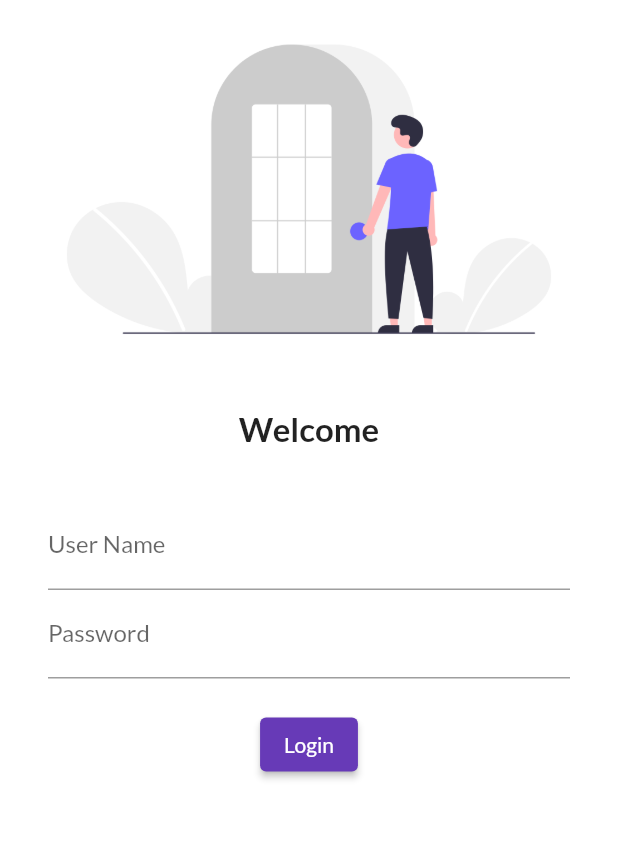
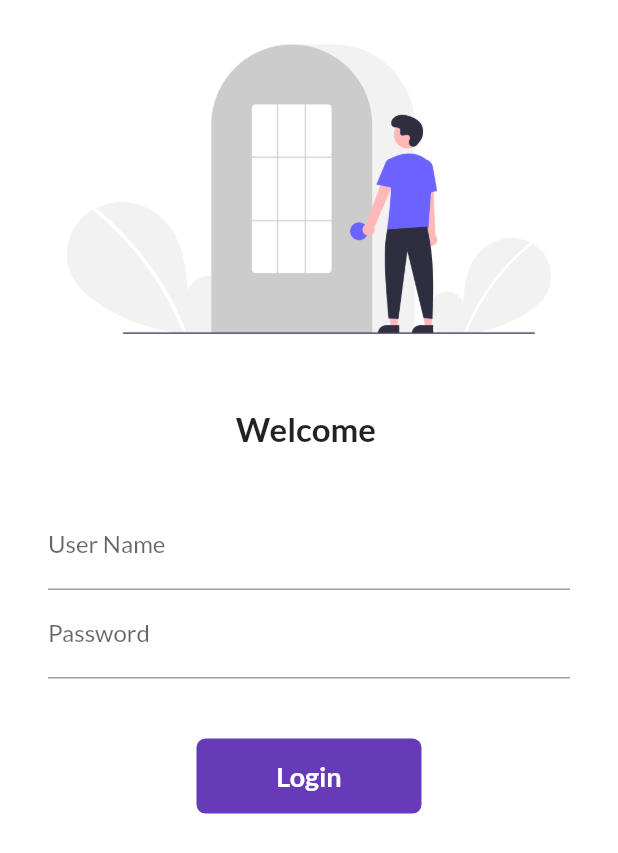
Before and after one commit to moeezs82/flutter-app, a Flutter app: the screen it shows after launch, on a phone screen of 412 x 824 dp. Shown: the top 853 px of the screen. Run offline on Flutter 3.47's test engine with Material 2 defaults, Android fonts, the phone set to English and light mode, and no system bars; our stand-ins replace google_fonts.

Commit message:
flutter changes

```diff
--- /dev/null
+++ b/lib/Utils/routes.dart
@@ -0,0 +1,4 @@
+class MyRoutes{
+  static String loginRoute = "/login";
+  static String homeRoute = "/home";
+}
--- a/lib/main.dart
+++ b/lib/main.dart
@@ -1,4 +1,5 @@
 import 'package:flutter/material.dart';
+import 'package:untitled3/Utils/routes.dart';
 import 'package:untitled3/pages/home_page.dart';
 import 'package:untitled3/pages/login_page.dart';
 import 'package:google_fonts/google_fonts.dart';
@@ -24,7 +25,8 @@ class MyApp extends StatelessWidget {
       ),
       routes: {
         "/": (context) => LoginPage(),
-        // "/login" : (context) => LoginPage()
+        MyRoutes.homeRoute: (context) => HomePage(),
+        MyRoutes.loginRoute : (context) => LoginPage()
       },
     );
   }
--- a/lib/pages/login_page.dart
+++ b/lib/pages/login_page.dart
@@ -1,12 +1,21 @@
 import 'package:flutter/material.dart';
+import 'package:untitled3/Utils/routes.dart';
 
-class LoginPage extends StatelessWidget {
+class LoginPage extends StatefulWidget {
   const LoginPage({Key? key}) : super(key: key);
 
+  @override
+  State<LoginPage> createState() => _LoginPageState();
+}
+
+class _LoginPageState extends State<LoginPage> {
+  String name = "";
+  bool changeButton = false;
   @override
   Widget build(BuildContext context) {
     return Material(
       color: Colors.white,
+      child: SingleChildScrollView(
         child: Column(
           children: [
             Image.asset("assets/images/login.png",
@@ -17,7 +26,7 @@ class LoginPage extends StatelessWidget {
             ),
 
             Text(
-            "Welcome",
+              "Welcome $name",
               style: TextStyle(
                 fontSize: 22,
                 fontWeight: FontWeight.bold,
@@ -35,6 +44,12 @@ class LoginPage extends StatelessWidget {
                         labelText: "User Name",
                         hintText: "Enter User Name"
                     ),
+                    onChanged: (value){
+                      name = value;
+                      setState(() {
+
+                      });
+                    },
                   ),
                   TextFormField(
                     obscureText: true,
@@ -44,19 +59,53 @@ class LoginPage extends StatelessWidget {
                     ),
                   ),
                   SizedBox(
-                  height: 20,
+                    height: 40,
                   ),
 
-                ElevatedButton(onPressed: (){
-                    print("Hello from Moeez");
+                  InkWell(
+                    onTap: () async {
+                      setState(() {
+                        changeButton = true;
+                      });
+                      await Future.delayed(Duration(seconds: 1));
+                      Navigator.pushNamed(context, MyRoutes.homeRoute);
                     },
-                    child: Text("Login"),
-                    style: TextButton.styleFrom(),
+                    child: AnimatedContainer(
+                      duration: Duration(seconds: 1),
+                      width: changeButton ? 50 : 150,
+                      height: 50,
+                      alignment: Alignment.center,
+                      child: changeButton ? Icon(
+                          Icons.done,
+                          color: Colors.white,
                       )
+                          :
+                      Text("Login",
+                      style: TextStyle(
+                        fontSize: 18,
+                        fontWeight: FontWeight.bold,
+                        color: Colors.white
+                      ),
+                      ),
+                      decoration: BoxDecoration(
+                        color: Colors.deepPurple,
+                        // shape: changeButton ? BoxShape.circle : BoxShape.rectangle
+                        borderRadius: BorderRadius.circular(changeButton ? 50 : 6)
+                      ),
+                    ),
+                  )
+
+                  // ElevatedButton(onPressed: (){
+                  //     Navigator.pushNamed(context, MyRoutes.homeRoute);
+                  // },
+                  //     child: Text("Login"),
+                  //     style: TextButton.styleFrom(minimumSize: Size(150, 40)),
+                  // )
                 ],
               ),
             ),
           ],
+        ),
       )
     );
   }
```
Lines whose indentation alone changed are shown as unchanged.
